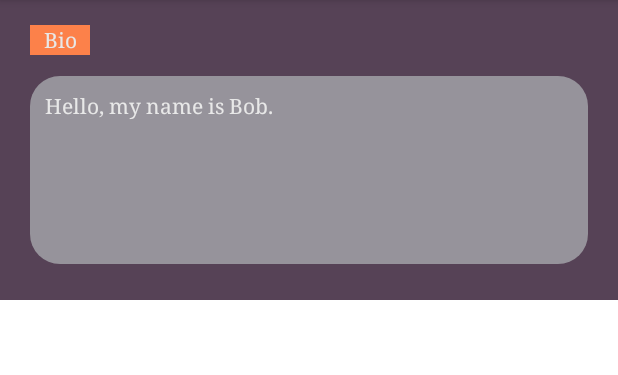
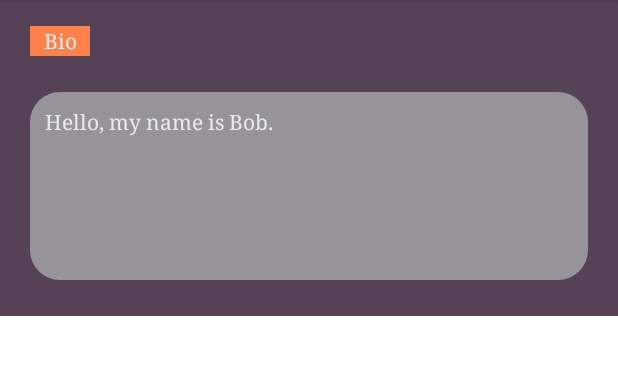
Before and after one commit to NathanGrs00/camistry, an Android app: the screen it shows after launch (MainActivity), on a phone screen of 412 x 824 dp, the part 84-459 px from its top. Run offline under Robolectric (Android 15) with nearby library versions, the phone set to English and light mode, and no system bars.

Commit message:
Update content_bio layout height to wrap_content and fix comment in MainActivity

```diff
--- a/app/src/main/java/com/nathan/camistry/MainActivity.kt
+++ b/app/src/main/java/com/nathan/camistry/MainActivity.kt
@@ -16,7 +16,7 @@ class MainActivity : AppCompatActivity() {
         // Make an inflater to show the blocks
         val inflater = LayoutInflater.from(this)
 
-        // Use the inflater create a block view for the bio.
+        // Use the inflater to create a block view for the bio.
         val blockView = inflater.inflate(R.layout.content_bio, rootLayout, false)
         //TODO: Make the bio dynamic.
         blockView.findViewById<TextView>(R.id.tv_bio).text = "Hello, my name is Bob."
--- a/app/src/main/res/layout/content_bio.xml
+++ b/app/src/main/res/layout/content_bio.xml
@@ -3,7 +3,7 @@
     xmlns:app="http://schemas.android.com/apk/res-auto"
     xmlns:tools="http://schemas.android.com/tools"
     android:layout_width="match_parent"
-    android:layout_height="200dp"
+    android:layout_height="wrap_content"
     android:background="@color/primary_background_violet">
 
     <TextView
```
